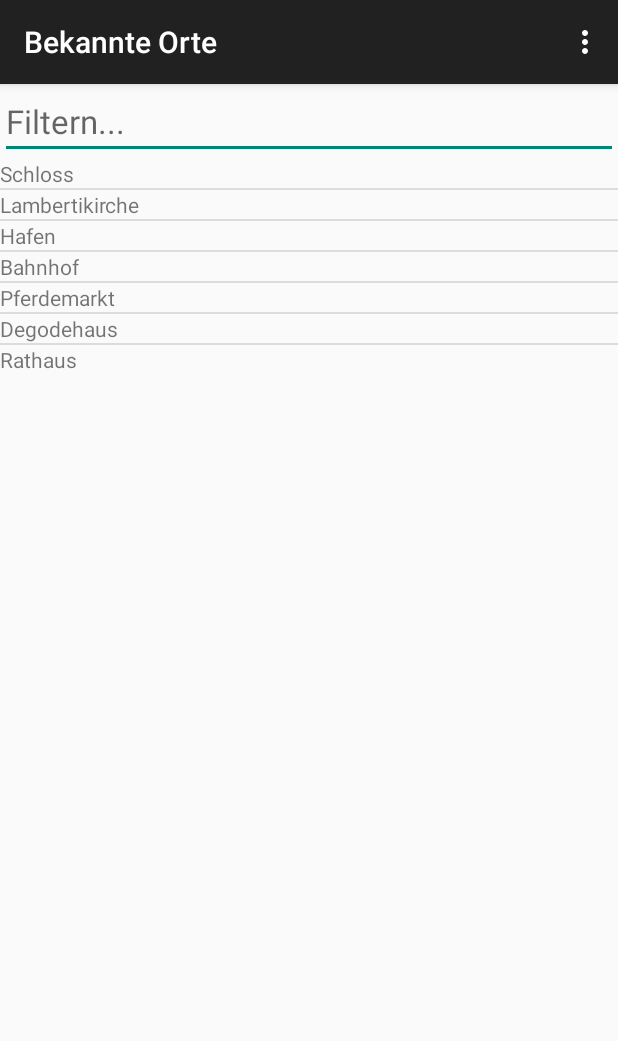
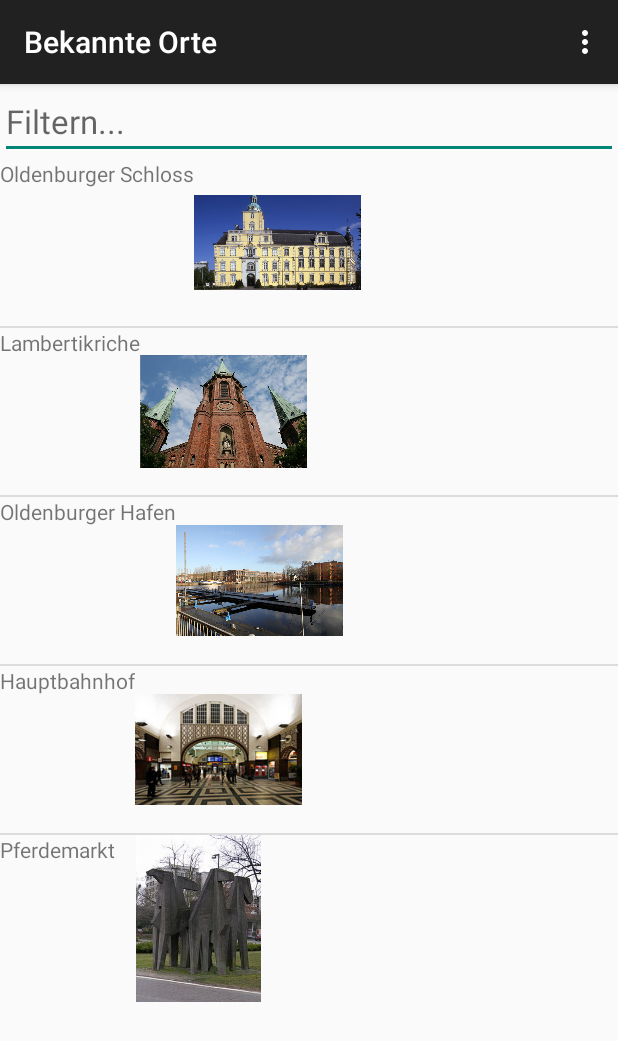
Before and after one commit to jps90/SpotVisitor, an Android app: the LocationActivity screen opened directly, with no data from a screen before it, on a phone screen of 412 x 824 dp. Shown: the top 1041 px of the screen. Run offline under Robolectric (Android 15) with nearby library versions, the phone set to English and light mode, and no system bars.

Commit message:
Location mit Bildern hinzugefügt

```diff
--- /dev/null
+++ b/app/src/main/java/de/uni/oldenburg/spotvisitor/datas/Spot.java
@@ -0,0 +1,93 @@
+package de.uni.oldenburg.spotvisitor.datas;
+
+import android.graphics.drawable.Drawable;
+
+import java.util.Date;
+import java.util.List;
+
+/**
+ * Created by stubbe on 04.05.2015.
+ */
+public class Spot {
+    private String description;
+    private String name;
+    private Date date;
+    private List<String> hastags;
+    private Drawable image;
+    private String locationname;
+    private String user;
+    private String gps;
+    private int rating;
+
+    public String getDescription() {
+        return description;
+    }
+
+    public void setDescription(String description) {
+        this.description = description;
+    }
+
+    public String getName() {
+        return name;
+    }
+
+    public void setName(String name) {
+        this.name = name;
+    }
+
+    public Date getDate() {
+        return date;
+    }
+
+    public void setDate(Date date) {
+        this.date = date;
+    }
+
+    public List<String> getHastags() {
+        return hastags;
+    }
+
+    public void setHastags(List<String> hastags) {
+        this.hastags = hastags;
+    }
+
+    public Drawable getImage() {
+        return image;
+    }
+
+    public void setImage(Drawable image) {
+        this.image = image;
+    }
+
+    public String getLocationname() {
+        return locationname;
+    }
+
+    public void setLocationname(String locationname) {
+        this.locationname = locationname;
+    }
+
+    public String getUser() {
+        return user;
+    }
+
+    public void setUser(String user) {
+        this.user = user;
+    }
+
+    public String getGps() {
+        return gps;
+    }
+
+    public void setGps(String gps) {
+        this.gps = gps;
+    }
+
+    public void setRating(int rating){
+        this.rating = rating;
+    }
+
+    public int getRating(){
+        return rating;
+    }
+}
--- /dev/null
+++ b/app/src/main/java/de/uni/oldenburg/spotvisitor/datas/SpotAdapter.java
@@ -0,0 +1,60 @@
+package de.uni.oldenburg.spotvisitor.datas;
+
+import android.content.Context;
+import android.graphics.Bitmap;
+import android.graphics.BitmapFactory;
+import android.graphics.drawable.BitmapDrawable;
+import android.graphics.drawable.Drawable;
+import android.view.LayoutInflater;
+import android.view.View;
+import android.view.ViewGroup;
+import android.widget.ArrayAdapter;
+import android.widget.ImageView;
+import android.widget.TextView;
+
+import java.io.ByteArrayOutputStream;
+import java.util.List;
+
+import de.uni.oldenburg.spotvisitor.R;
+
+/**
+ * Created by stubbe on 04.05.2015.
+ */
+public class SpotAdapter extends ArrayAdapter<Spot> {
+
+    private Context context;
+    private List<Spot> spots;
+
+
+    public SpotAdapter(Context context, int resource, List<Spot> objects) {
+        super(context, resource, objects);
+        this.context = context;
+        this.spots = objects;
+    }
+
+
+    @Override
+    public View getView(int position, View convertView, ViewGroup parent) {
+        ViewHolder holder;
+        if(convertView == null){
+            holder = new ViewHolder();
+            convertView = ((LayoutInflater)context.getSystemService(Context.LAYOUT_INFLATER_SERVICE)).inflate(R.layout.listitem_locations, null);
+
+            holder.txt_name = (TextView)convertView.findViewById(R.id.list_name);
+            holder.img_image = (ImageView)convertView.findViewById(R.id.list_image);
+            convertView.setTag(holder);
+        }else{
+            holder = (ViewHolder) convertView.getTag();
+        }
+
+        holder.txt_name.setText(spots.get(position).getName());
+
+        holder.img_image.setImageDrawable(spots.get(position).getImage());
+        return convertView;
+    }
+
+    public static class ViewHolder {
+        public TextView txt_name;
+        public ImageView img_image;
+    }
+}
--- a/app/src/main/java/de/uni/oldenburg/spotvisitor/location/LocationActivity.java
+++ b/app/src/main/java/de/uni/oldenburg/spotvisitor/location/LocationActivity.java
@@ -12,17 +12,20 @@ import android.widget.EditText;
 import android.widget.ListView;
 
 import java.util.ArrayList;
+import java.util.Date;
 import java.util.List;
 
 import de.uni.oldenburg.spotvisitor.MainAction;
 import de.uni.oldenburg.spotvisitor.R;
+import de.uni.oldenburg.spotvisitor.datas.Spot;
+import de.uni.oldenburg.spotvisitor.datas.SpotAdapter;
 
 /**
  * Created by stubbe on 24.04.2015.
  */
 public class LocationActivity extends MainAction {
 
-    private List<String> dummylist;
+    private List<Spot> dummylist;
 
     @Override
     protected void onCreate(Bundle savedInstanceState) {
@@ -35,7 +38,7 @@ public class LocationActivity extends MainAction {
         EditText filter = (EditText) findViewById(R.id.txtLocFilter);
 
         createList();
-        final ArrayAdapter<String> listadapter = new ArrayAdapter<String>(this, R.layout.listitem_locations, dummylist);
+        final SpotAdapter listadapter = new SpotAdapter(this, R.layout.listitem_locations, dummylist);
         lv.setAdapter(listadapter);
 
 
@@ -58,14 +61,82 @@ public class LocationActivity extends MainAction {
     }
 
     private void createList(){
-        dummylist = new ArrayList<String>();
-        dummylist.add("Schloss");
-        dummylist.add("Lambertikirche");
-        dummylist.add("Hafen");
-        dummylist.add("Bahnhof");
-        dummylist.add("Pferdemarkt");
-        dummylist.add("Degodehaus");
-        dummylist.add("Rathaus");
+        dummylist = new ArrayList<Spot>();
+        Spot spot = new Spot();
+        spot.setDate(new Date());
+        spot.setDescription("Voll das schöne Schloss");
+        spot.setGps("00");
+        List<String> hashtags = new ArrayList<String>();
+        hashtags.add("Schloss");
+        hashtags.add("Alt");
+        spot.setHastags(hashtags);
+        spot.setImage(getResources().getDrawable(R.drawable.schlossoldenburg));
+        spot.setLocationname("Oldenburg");
+        spot.setName("Oldenburger Schloss");
+        spot.setUser("stubbe");
+        dummylist.add(spot);
+
+
+        spot = new Spot();
+        spot.setDate(new Date());
+        spot.setDescription("Super schöne Kirche!");
+        spot.setGps("00");
+        hashtags = new ArrayList<String>();
+        hashtags.add("Kirche");
+        hashtags.add("Alt");
+        spot.setHastags(hashtags);
+        spot.setImage(getResources().getDrawable(R.drawable.lambertikirche));
+        spot.setLocationname("Oldenburg");
+        spot.setName("Lambertikriche");
+        spot.setUser("stubbe");
+        dummylist.add(spot);
+
+
+        spot = new Spot();
+        spot.setDate(new Date());
+        spot.setDescription("Ziemlich klein der Hafen hier...");
+        spot.setGps("00");
+        hashtags = new ArrayList<String>();
+        hashtags.add("Hafen");
+        hashtags.add("Alt");
+        hashtags.add("Wasser");
+        spot.setHastags(hashtags);
+        spot.setImage(getResources().getDrawable(R.drawable.hafen));
+        spot.setLocationname("Oldenburg");
+        spot.setName("Oldenburger Hafen");
+        spot.setUser("stubbe");
+        dummylist.add(spot);
+
+
+        spot = new Spot();
+        spot.setDate(new Date());
+        spot.setDescription("Riesiger Bahnhof");
+        spot.setGps("00");
+        hashtags = new ArrayList<String>();
+        hashtags.add("zug");
+        hashtags.add("bahnhof");
+        spot.setHastags(hashtags);
+        spot.setImage(getResources().getDrawable(R.drawable.bahnhof));
+        spot.setLocationname("Oldenburg");
+        spot.setName("Hauptbahnhof");
+        spot.setUser("stubbe");
+        dummylist.add(spot);
+
+
+        spot = new Spot();
+        spot.setDate(new Date());
+        spot.setDescription("Hier sind ja gar keine Pferde!?!?!");
+        spot.setGps("00");
+        hashtags = new ArrayList<String>();
+        hashtags.add("pferd");
+        hashtags.add("markt");
+        hashtags.add("essen");
+        spot.setHastags(hashtags);
+        spot.setImage(getResources().getDrawable(R.drawable.pferdemarkt));
+        spot.setLocationname("Oldenburg");
+        spot.setName("Pferdemarkt");
+        spot.setUser("stubbe");
+        dummylist.add(spot);
     }
 
 }
--- /dev/null
+++ b/app/src/main/res/layout-land/activity_compass.xml
@@ -0,0 +1,13 @@
+<?xml version="1.0" encoding="utf-8"?>
+<LinearLayout xmlns:android="http://schemas.android.com/apk/res/android"
+    android:orientation="vertical" android:layout_width="match_parent"
+    android:layout_height="match_parent">
+
+    <TextView
+        android:layout_width="wrap_content"
+        android:layout_height="wrap_content"
+        android:textAppearance="?android:attr/textAppearanceLarge"
+        android:text="Meter bis zum Ziel?"
+        android:id="@+id/lblCompMeter" />
+
+</LinearLayout>
--- a/app/src/main/res/layout/listitem_locations.xml
+++ b/app/src/main/res/layout/listitem_locations.xml
@@ -1,5 +1,15 @@
 <?xml version="1.0" encoding="utf-8"?>
-<TextView xmlns:android="http://schemas.android.com/apk/res/android"
-    android:layout_width="wrap_content"
-    android:layout_height="wrap_content">
-</TextView>
+<LinearLayout xmlns:android="http://schemas.android.com/apk/res/android"
+    android:orientation="horizontal" android:layout_width="match_parent"
+    android:layout_height="match_parent"
+    android:weightSum="1">
+        <TextView xmlns:android="http://schemas.android.com/apk/res/android"
+            android:layout_width="wrap_content"
+            android:layout_height="wrap_content"
+            android:id="@+id/list_name">
+        </TextView>
+        <ImageView
+            android:layout_width="50pt"
+            android:layout_height="50pt"
+            android:id="@+id/list_image"/>
+    </LinearLayout>
```
Also changed, not shown: app/src/main/res/drawable/bahnhof.jpg (added), app/src/main/res/drawable/hafen.jpg (added), app/src/main/res/drawable/lambertikirche.jpg (added), app/src/main/res/drawable/pferdemarkt.jpg (added), app/src/main/res/drawable/schlossoldenburg.jpg (added).
